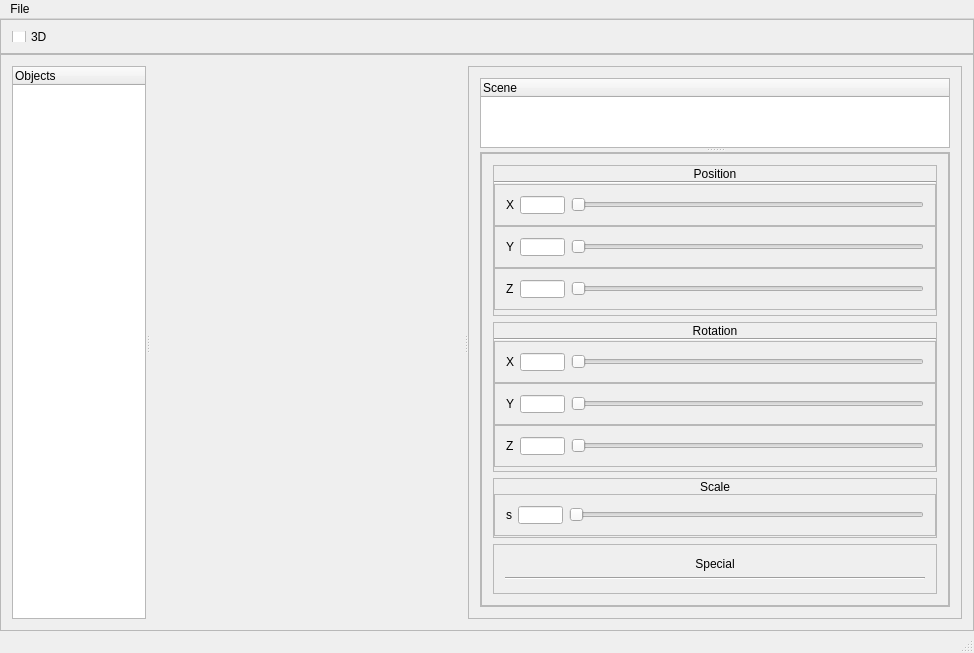
Before: the Qt Designer form apps/editor_qt/editor/mainwindow.ui in Jakub-Ciecierski/InfinityCAD, drawn with Qt 5.
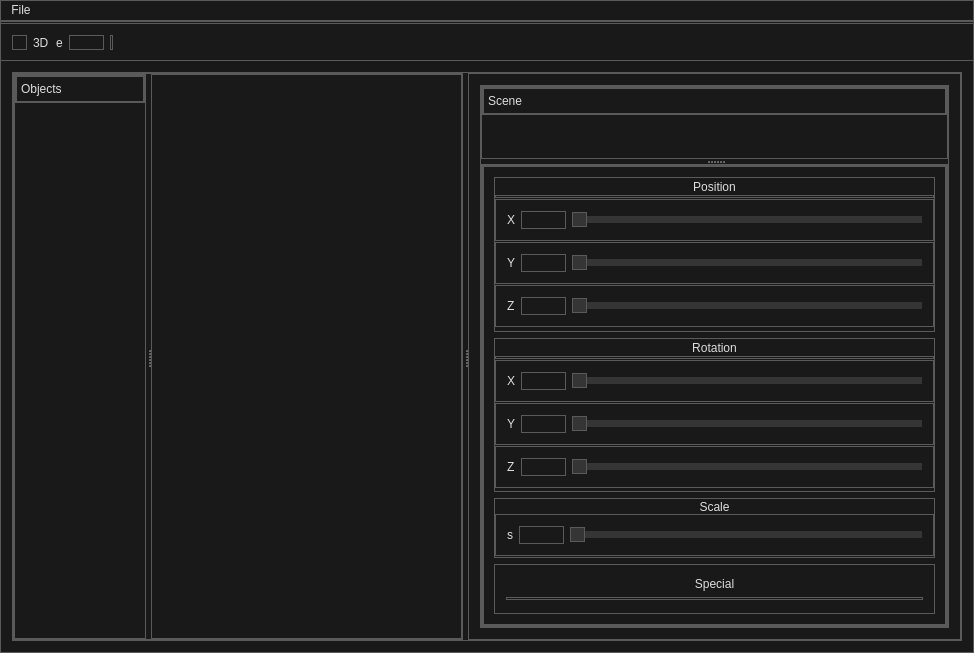
After: the same form once the commit is applied. Custom widgets are drawn as their Qt base class.

Commit message: Dark Style Sheet

```diff
--- a/apps/editor_qt/editor/mainwindow.ui
+++ b/apps/editor_qt/editor/mainwindow.ui
@@ -13,6 +13,289 @@
   <property name="windowTitle">
    <string>Editor</string>
   </property>
+  <property name="styleSheet">
+   <string notr="true">/*
+	Copyright 2013 Emanuel Claesson
+
+	Licensed under the Apache License, Version 2.0 (the &quot;License&quot;);
+	you may not use this file except in compliance with the License.
+	You may obtain a copy of the License at
+
+		http://www.apache.org/licenses/LICENSE-2.0
+
+	Unless required by applicable law or agreed to in writing, software
+	distributed under the License is distributed on an &quot;AS IS&quot; BASIS,
+	WITHOUT WARRANTIES OR CONDITIONS OF ANY KIND, either express or implied.
+	See the License for the specific language governing permissions and
+	limitations under the License.
+*/
+
+/*
+	COLOR_DARK     = #191919
+	COLOR_MEDIUM   = #353535
+	COLOR_MEDLIGHT = #5A5A5A
+	COLOR_LIGHT    = #DDDDDD
+	COLOR_ACCENT   = #3D7848
+*/
+
+* {
+	background: #191919;
+	color: #DDDDDD;
+	border: 1px solid #5A5A5A;
+}
+
+QWidget::item:selected {
+	background: #3D7848;
+}
+
+QCheckBox, QRadioButton {
+	border: none;
+}
+
+QRadioButton::indicator, QCheckBox::indicator {
+	width: 13px;
+	height: 13px;
+}
+
+QRadioButton::indicator::unchecked, QCheckBox::indicator::unchecked {
+	border: 1px solid #5A5A5A;
+	background: none;
+}
+
+QRadioButton::indicator:unchecked:hover, QCheckBox::indicator:unchecked:hover {
+	border: 1px solid #DDDDDD;
+}
+
+QRadioButton::indicator::checked, QCheckBox::indicator::checked {
+	border: 1px solid #5A5A5A;
+	background: #5A5A5A;
+}
+
+QRadioButton::indicator:checked:hover, QCheckBox::indicator:checked:hover {
+	border: 1px solid #DDDDDD;
+	background: #DDDDDD;
+}
+
+QGroupBox {
+	margin-top: 6px;
+}
+
+QGroupBox::title {
+	top: -7px;
+	left: 7px;
+}
+
+QScrollBar {
+	border: 1px solid #5A5A5A;
+	background: #191919;
+}
+
+QScrollBar:horizontal {
+	height: 15px;
+	margin: 0px 0px 0px 32px;
+}
+
+QScrollBar:vertical {
+	width: 15px;
+	margin: 32px 0px 0px 0px;
+}
+
+QScrollBar::handle {
+	background: #353535;
+	border: 1px solid #5A5A5A;
+}
+
+QScrollBar::handle:horizontal {
+	border-width: 0px 1px 0px 1px;
+}
+
+QScrollBar::handle:vertical {
+	border-width: 1px 0px 1px 0px;
+}
+
+QScrollBar::handle:horizontal {
+	min-width: 20px;
+}
+
+QScrollBar::handle:vertical {
+	min-height: 20px;
+}
+
+QScrollBar::add-line, QScrollBar::sub-line {
+	background:#353535;
+	border: 1px solid #5A5A5A;
+	subcontrol-origin: margin;
+}
+
+QScrollBar::add-line {
+	position: absolute;
+}
+
+QScrollBar::add-line:horizontal {
+	width: 15px;
+	subcontrol-position: left;
+	left: 15px;
+}
+
+QScrollBar::add-line:vertical {
+	height: 15px;
+	subcontrol-position: top;
+	top: 15px;
+}
+
+QScrollBar::sub-line:horizontal {
+	width: 15px;
+	subcontrol-position: top left;
+}
+
+QScrollBar::sub-line:vertical {
+	height: 15px;
+	subcontrol-position: top;
+}
+
+QScrollBar:left-arrow, QScrollBar::right-arrow, QScrollBar::up-arrow, QScrollBar::down-arrow {
+	border: 1px solid #5A5A5A;
+	width: 3px;
+	height: 3px;
+}
+
+QScrollBar::add-page, QScrollBar::sub-page {
+	background: none;
+}
+
+QAbstractButton:hover {
+	background: #353535;
+}
+
+QAbstractButton:pressed {
+	background: #5A5A5A;
+}
+
+QAbstractItemView {
+	show-decoration-selected: 1;
+	selection-background-color: #3D7848;
+	selection-color: #DDDDDD;
+	alternate-background-color: #353535;
+}
+
+QHeaderView {
+	border: 1px solid #5A5A5A;
+}
+
+QHeaderView::section {
+	background: #191919;
+	border: 1px solid #5A5A5A;
+	padding: 4px;
+}
+
+QHeaderView::section:selected, QHeaderView::section::checked {
+	background: #353535;
+}
+
+QTableView {
+	gridline-color: #5A5A5A;
+}
+
+QTabBar {
+	margin-left: 2px;
+}
+
+QTabBar::tab {
+	border-radius: 0px;
+	padding: 4px;
+	margin: 4px;
+}
+
+QTabBar::tab:selected {
+	background: #353535;
+}
+
+QComboBox::down-arrow {
+	border: 1px solid #5A5A5A;
+	background: #353535;
+}
+
+QComboBox::drop-down {
+	border: 1px solid #5A5A5A;
+	background: #353535;
+}
+
+QComboBox::down-arrow {
+	width: 3px;
+	height: 3px;
+	border: 1px solid #5A5A5A;
+}
+
+QAbstractSpinBox {
+	padding-right: 15px;
+}
+
+QAbstractSpinBox::up-button, QAbstractSpinBox::down-button {
+	border: 1px solid #5A5A5A;
+	background: #353535;
+	subcontrol-origin: border;
+}
+
+QAbstractSpinBox::up-arrow, QAbstractSpinBox::down-arrow {
+	width: 3px;
+	height: 3px;
+	border: 1px solid #5A5A5A;
+}
+
+QSlider {
+	border: none;
+}
+
+QSlider::groove:horizontal {
+	height: 5px;
+	margin: 4px 0px 4px 0px;
+}
+
+QSlider::groove:vertical {
+	width: 5px;
+	margin: 0px 4px 0px 4px;
+}
+
+QSlider::handle {
+	border: 1px solid #5A5A5A;
+	background: #353535;
+}
+
+QSlider::handle:horizontal {
+	width: 15px;
+	margin: -4px 0px -4px 0px;
+}
+
+QSlider::handle:vertical {
+	height: 15px;
+	margin: 0px -4px 0px -4px;
+}
+
+QSlider::add-page:vertical, QSlider::sub-page:horizontal {
+	background: #3D7848;
+}
+
+QSlider::sub-page:vertical, QSlider::add-page:horizontal {
+	background: #353535;
+}
+
+QLabel {
+	border: none;
+}
+
+QProgressBar {
+	text-align: center;
+}
+
+QProgressBar::chunk {
+	width: 1px;
+	background-color: #3D7848;
+}
+
+QMenu::separator {
+	background: #353535;
+}</string>
+  </property>
   <widget class="QWidget" name="centralWidget">
    <layout class="QVBoxLayout" name="verticalLayout_8">
     <property name="spacing">
@@ -35,7 +318,7 @@
       <property name="minimumSize">
        <size>
         <width>0</width>
-        <height>25</height>
+        <height>39</height>
        </size>
       </property>
       <property name="maximumSize">
@@ -53,11 +336,60 @@
       <layout class="QHBoxLayout" name="horizontalLayout">
        <item>
         <widget class="QCheckBox" name="threeDCheckBox">
+         <property name="sizePolicy">
+          <sizepolicy hsizetype="Minimum" vsizetype="Minimum">
+           <horstretch>0</horstretch>
+           <verstretch>0</verstretch>
+          </sizepolicy>
+         </property>
          <property name="text">
           <string>3D</string>
          </property>
         </widget>
        </item>
+       <item>
+        <widget class="QLabel" name="label_3">
+         <property name="text">
+          <string>e</string>
+         </property>
+        </widget>
+       </item>
+       <item>
+        <widget class="QLineEdit" name="lineEdit">
+         <property name="maximumSize">
+          <size>
+           <width>35</width>
+           <height>45</height>
+          </size>
+         </property>
+        </widget>
+       </item>
+       <item>
+        <widget class="Line" name="line_4">
+         <property name="sizePolicy">
+          <sizepolicy hsizetype="Minimum" vsizetype="Minimum">
+           <horstretch>0</horstretch>
+           <verstretch>0</verstretch>
+          </sizepolicy>
+         </property>
+         <property name="orientation">
+          <enum>Qt::Vertical</enum>
+         </property>
+        </widget>
+       </item>
+       <item>
+        <spacer name="horizontalSpacer">
+         <property name="orientation">
+          <enum>Qt::Horizontal</enum>
+         </property>
+         <property name="sizeHint" stdset="0">
+          <size>
+           <width>40</width>
+           <height>20</height>
+          </size>
+         </property>
+        </spacer>
+       </item>
       </layout>
      </widget>
     </item>
@@ -81,10 +413,16 @@
          <property name="orientation">
           <enum>Qt::Horizontal</enum>
          </property>
+         <property name="handleWidth">
+          <number>5</number>
+         </property>
          <widget class="QSplitter" name="objectsTreeToRenderSplitter">
           <property name="orientation">
            <enum>Qt::Horizontal</enum>
           </property>
+          <property name="handleWidth">
+           <number>5</number>
+          </property>
           <widget class="ObjectTreeWidget" name="allObjectsTree">
            <property name="sizePolicy">
             <sizepolicy hsizetype="Expanding" vsizetype="Expanding">
@@ -138,6 +476,9 @@
              <property name="orientation">
               <enum>Qt::Vertical</enum>
              </property>
+             <property name="handleWidth">
+              <number>5</number>
+             </property>
              <widget class="QTreeWidget" name="sceneTree">
               <property name="sizePolicy">
                <sizepolicy hsizetype="Expanding" vsizetype="Expanding">
@@ -190,8 +531,8 @@
                    <rect>
                     <x>0</x>
                     <y>0</y>
-                    <width>468</width>
-                    <height>443</height>
+                    <width>465</width>
+                    <height>461</height>
                    </rect>
                   </property>
                   <layout class="QVBoxLayout" name="verticalLayout_5">
@@ -842,7 +1183,7 @@
      <x>0</x>
      <y>0</y>
      <width>974</width>
-     <height>25</height>
+     <height>27</height>
     </rect>
    </property>
    <widget class="QMenu" name="menuFile">
@@ -852,7 +1193,6 @@
    </widget>
    <addaction name="menuFile"/>
   </widget>
-  <widget class="QStatusBar" name="statusBar"/>
  </widget>
  <layoutdefault spacing="6" margin="11"/>
  <customwidgets>
```
The commit also changes 5 other files.
